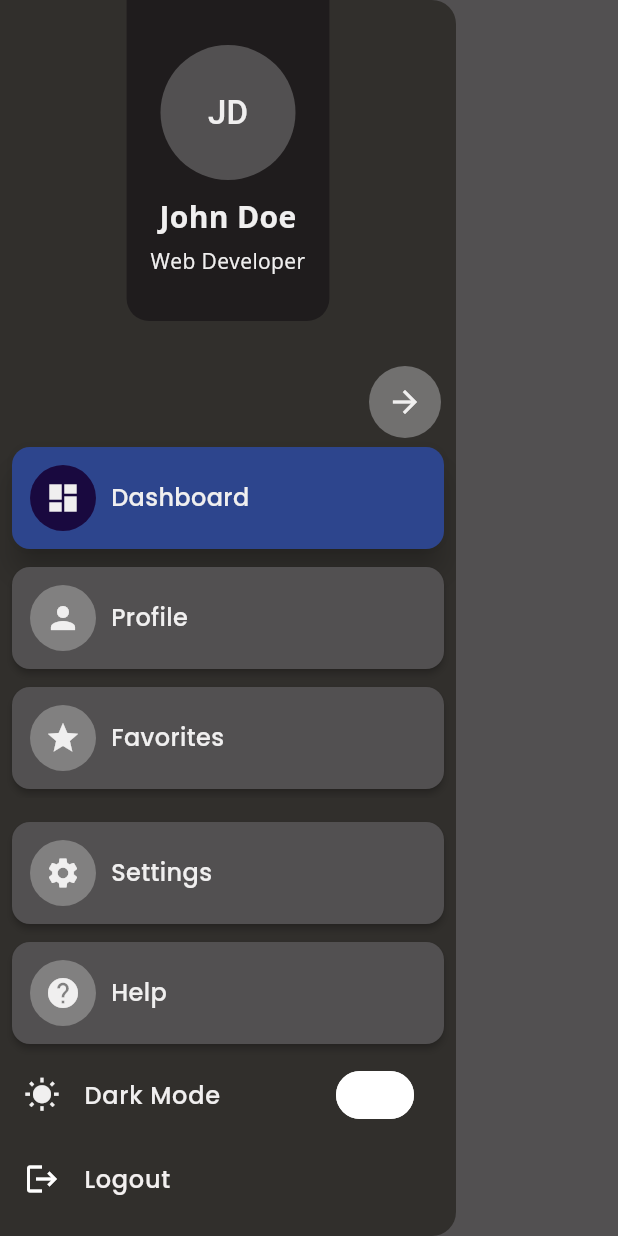
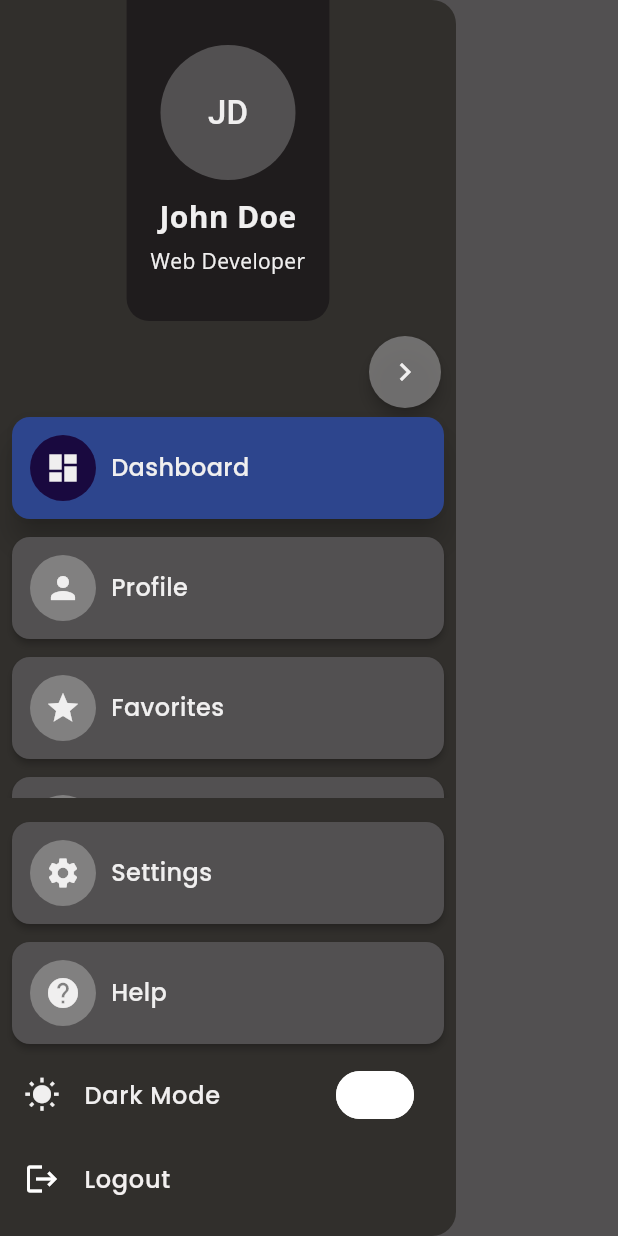
Before and after one commit to Abdirahmannor/task_manager_app, a Flutter app: the SidebarDrawer widget shown alone on an empty page, opened directly with empty values, on a phone screen of 412 x 824 dp. Run offline on Flutter 3.47's test engine with Material 3 defaults, Android fonts, the light colour scheme and no system bars; our stand-ins replace google_fonts, hive, hive_flutter, shared_preferences, sqflite, table_calendar; missing offline and left inert: bitsdojo_window, window_manager; accounts and stored records are empty.

Commit message:
Version 3.8: Updated SidebarDrawer with dark/light mode functionality and improved code structure.

```diff
--- a/lib/ui/widgets/sidebar_drawer.dart
+++ b/lib/ui/widgets/sidebar_drawer.dart
@@ -18,6 +18,7 @@
 
 class _SidebarDrawerState extends State<SidebarDrawer> {
   String activeTab = 'Dashboard'; // Track the active tab
+  bool isSidebarCollapsed = false; // Track if the sidebar is collapsed
 
   Future<void> _logout(BuildContext context) async {
     SharedPreferences prefs = await SharedPreferences.getInstance();
@@ -41,7 +42,23 @@
       child: Column(
         children: [
           // Profile Section
-          Container(
+          _buildProfileSection(isDarkMode),
+
+          // Arrow Button - Positioning in the right corner
+          _buildCollapseButton(isDarkMode),
+
+          // Scrollable Navigation Section
+          _buildNavigationSection(),
+
+          // Settings/Help/Logout Section
+          _buildSettingsSection(isDarkMode, themeManager),
+        ],
+      ),
+    );
+  }
+
+  Widget _buildProfileSection(bool isDarkMode) {
+    return Container(
       decoration: BoxDecoration(
         color: isDarkMode
             ? AppTheme.darkSidebarProfileBackgroundColor
@@ -51,8 +68,7 @@
           bottomLeft: Radius.circular(15),
         ),
       ),
-            padding:
-                const EdgeInsets.symmetric(vertical: 30.0, horizontal: 16.0),
+      padding: const EdgeInsets.symmetric(vertical: 30.0, horizontal: 16.0),
       child: Column(
         children: [
           CircleAvatar(
@@ -63,9 +79,7 @@
             child: Text(
               'JD',
               style: TextStyle(
-                      color: isDarkMode
-                          ? AppTheme.darkTextColor
-                          : AppTheme.textColor,
+                color: isDarkMode ? AppTheme.darkTextColor : AppTheme.textColor,
                 fontSize: 22,
               ),
             ),
@@ -75,9 +89,7 @@
             'John Doe',
             textAlign: TextAlign.center,
             style: TextStyle(
-                    color: isDarkMode
-                        ? AppTheme.darkTextColor
-                        : AppTheme.textColor,
+              color: isDarkMode ? AppTheme.darkTextColor : AppTheme.textColor,
               fontSize: 20,
               fontWeight: FontWeight.bold,
             ),
@@ -87,125 +99,110 @@
             'Web Developer',
             textAlign: TextAlign.center,
             style: TextStyle(
-                    color: isDarkMode
-                        ? AppTheme.darkTextColor
-                        : AppTheme.textColor,
+              color: isDarkMode ? AppTheme.darkTextColor : AppTheme.textColor,
               fontSize: 14,
             ),
           ),
         ],
       ),
-          ),
-          const SizedBox(height: 20), // Space after the profile section
+    );
+  }
 
-          // Arrow Button - Positioning in the right corner
-          Container(
-            alignment: Alignment.topRight, // Align to the top right
-            margin: const EdgeInsets.only(
-                top: 10, right: 10), // Margin for positioning
+  Widget _buildCollapseButton(bool isDarkMode) {
+    return Container(
+      alignment: Alignment.topRight,
+      margin: const EdgeInsets.only(top: 10, right: 10),
       child: Material(
-              shape: const CircleBorder(), // Define shape here
+        shape: const CircleBorder(),
         color: isDarkMode
             ? AppTheme.darkSidebarIconColor
-                  : AppTheme.lightsidebarIconColor
-                      .withOpacity(0.8), // Background color
+            : AppTheme.lightsidebarIconColor.withOpacity(0.8),
+        elevation: 4,
         child: IconButton(
-                icon: Icon(
-                  Icons.arrow_forward,
-                  color:
-                      isDarkMode ? AppTheme.darkTextColor : AppTheme.textColor,
+          icon: AnimatedRotation(
+            turns: isSidebarCollapsed ? 0.5 : 0.0,
+            duration: const Duration(milliseconds: 200),
+            child: Icon(
+              Icons.chevron_right,
+              color: isDarkMode ? AppTheme.darkTextColor : AppTheme.textColor,
+            ),
           ),
           onPressed: () {
-                  // Action for the arrow button
-                  // Implement functionality here, like collapsing the sidebar
+            setState(() {
+              isSidebarCollapsed = !isSidebarCollapsed;
+            });
           },
-                padding: const EdgeInsets.all(12), // Adjust padding as needed
+          padding: const EdgeInsets.all(12),
         ),
       ),
-          ),
+    );
+  }
 
-          // Scrollable Navigation Section
-          Expanded(
+  Widget _buildNavigationSection() {
+    return Expanded(
       child: SingleChildScrollView(
         child: Column(
           children: [
             _buildTab(
                 icon: Icons.dashboard,
                 label: 'Dashboard',
-                    isActive: activeTab == 'Dashboard',
-                  ),
+                isActive: activeTab == 'Dashboard'),
             _buildTab(
                 icon: Icons.person,
                 label: 'Profile',
-                    isActive: activeTab == 'Profile',
-                  ),
+                isActive: activeTab == 'Profile'),
             _buildTab(
                 icon: Icons.star,
                 label: 'Favorites',
-                    isActive: activeTab == 'Favorites',
-                  ),
+                isActive: activeTab == 'Favorites'),
             _buildTab(
                 icon: Icons.calendar_today,
                 label: 'Calendar',
-                    isActive: activeTab == 'Calendar',
-                  ),
+                isActive: activeTab == 'Calendar'),
             _buildTab(
                 icon: Icons.note,
                 label: 'Notes',
-                    isActive: activeTab == 'Notes',
-                  ),
-                  const SizedBox(height: 10), // Space before the divider
+                isActive: activeTab == 'Notes'),
+            const SizedBox(height: 10),
             const Divider(color: Colors.red),
-                  const SizedBox(height: 10), // Space after the divider
+            const SizedBox(height: 10),
           ],
         ),
       ),
-          ),
+    );
+  }
 
-          // Settings/Help/Logout Section
-          Padding(
+  Widget _buildSettingsSection(bool isDarkMode, ThemeManager themeManager) {
+    return Padding(
       padding: const EdgeInsets.symmetric(vertical: 10.0),
       child: Column(
         children: [
           _buildTab(
               icon: Icons.settings,
               label: 'Settings',
-                  isActive: activeTab == 'Settings',
-                ),
+              isActive: activeTab == 'Settings'),
           _buildTab(
-                  icon: Icons.help,
-                  label: 'Help',
-                  isActive: activeTab == 'Help',
-                ),
-                // Dark Mode Toggle Switch
+              icon: Icons.help, label: 'Help', isActive: activeTab == 'Help'),
           ListTile(
             leading: Icon(
               isDarkMode ? Icons.nightlight_round : Icons.wb_sunny,
-                    color: isDarkMode
-                        ? AppTheme.darkTextColor
-                        : AppTheme.textColor,
+              color: isDarkMode ? AppTheme.darkTextColor : AppTheme.textColor,
             ),
             title: Text(
               'Dark Mode',
               style: AppTheme.sidebarTextStyle.copyWith(
-                      color: isDarkMode
-                          ? AppTheme.darkTextColor
-                          : AppTheme.textColor,
+                color: isDarkMode ? AppTheme.darkTextColor : AppTheme.textColor,
               ),
             ),
             trailing: Switch(
               value: isDarkMode,
               onChanged: (value) {
-                      themeManager.toggleTheme();
+                themeManager.toggleTheme(); // Call the toggleTheme method
               },
             ),
           ),
-                // Logout Button
           ListTile(
-                  leading: const Icon(
-                    Icons.logout,
-                    color: Colors.white,
-                  ),
+            leading: const Icon(Icons.logout, color: Colors.white),
             title: Text(
               'Logout',
               style: AppTheme.sidebarTextStyle.copyWith(
@@ -213,9 +210,6 @@
               ),
             ),
             onTap: () => _logout(context),
-                ),
-              ],
-            ),
           ),
         ],
       ),
@@ -227,30 +221,16 @@
     required String label,
     required bool isActive,
   }) {
-    bool isHovering = false; // Track hover state
-
-    return MouseRegion(
-      onEnter: (_) {
-        setState(() {
-          isHovering = true; // Set hovering state to true
-        });
-      },
-      onExit: (_) {
-        setState(() {
-          isHovering = false; // Set hovering state to false
-        });
-      },
-      child: SidebarTabCard(
+    return SidebarTabCard(
       title: label,
       icon: icon,
-        isActive: isActive || isHovering, // Adjust the active state
+      isActive: isActive,
       onTap: () {
         setState(() {
           activeTab = label; // Set the active tab
         });
         widget.onPageSelected(label);
       },
-      ),
     );
   }
 }
```
Lines whose indentation alone changed are shown as unchanged.
